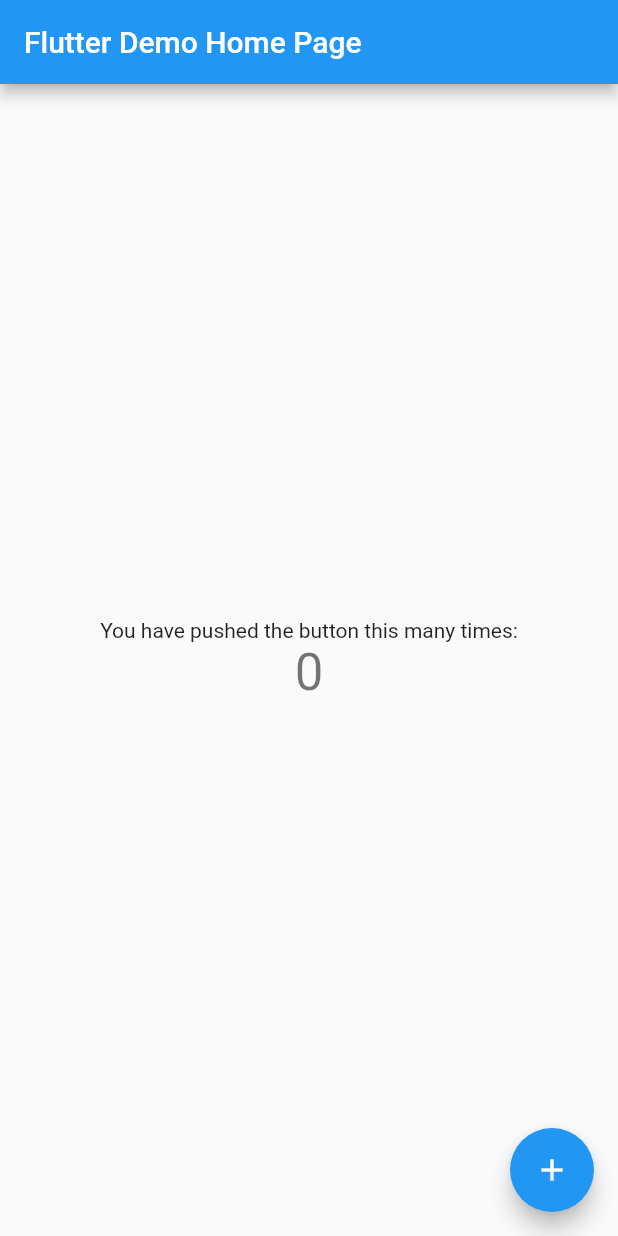
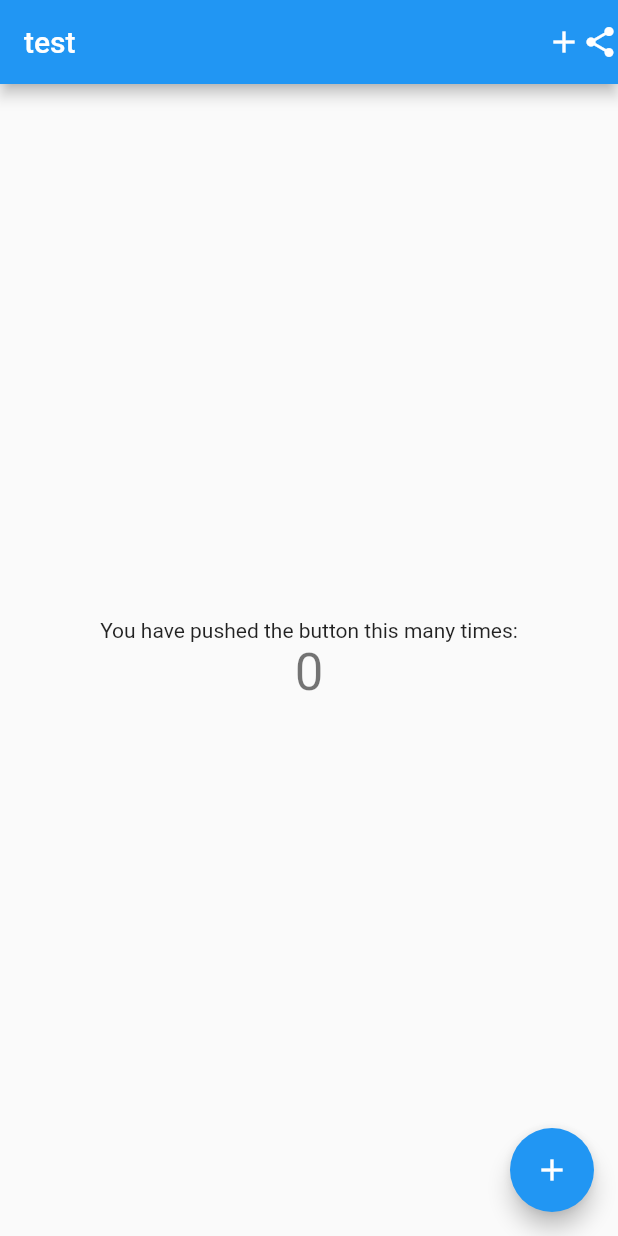
Before and after one commit to onishi-kohei/test-flutter, a Flutter app: the screen it shows after launch, on a phone screen of 412 x 824 dp. Run offline on Flutter 3.47's test engine with Material 2 defaults, Android fonts, the phone set to English and light mode, and no system bars.

Commit message:
add icons to header

```diff
--- a/lib/main.dart
+++ b/lib/main.dart
@@ -42,7 +42,8 @@ class _MyHomePageState extends State<MyHomePage> {
   Widget build(BuildContext context) {
     return Scaffold(
       appBar: AppBar(
-        title: Text(widget.title),
+        title: Text("test"),
+        actions: <Widget>[Icon(Icons.add), Icon(Icons.share)]
       ),
       body: Center(
         child: Column(
```
